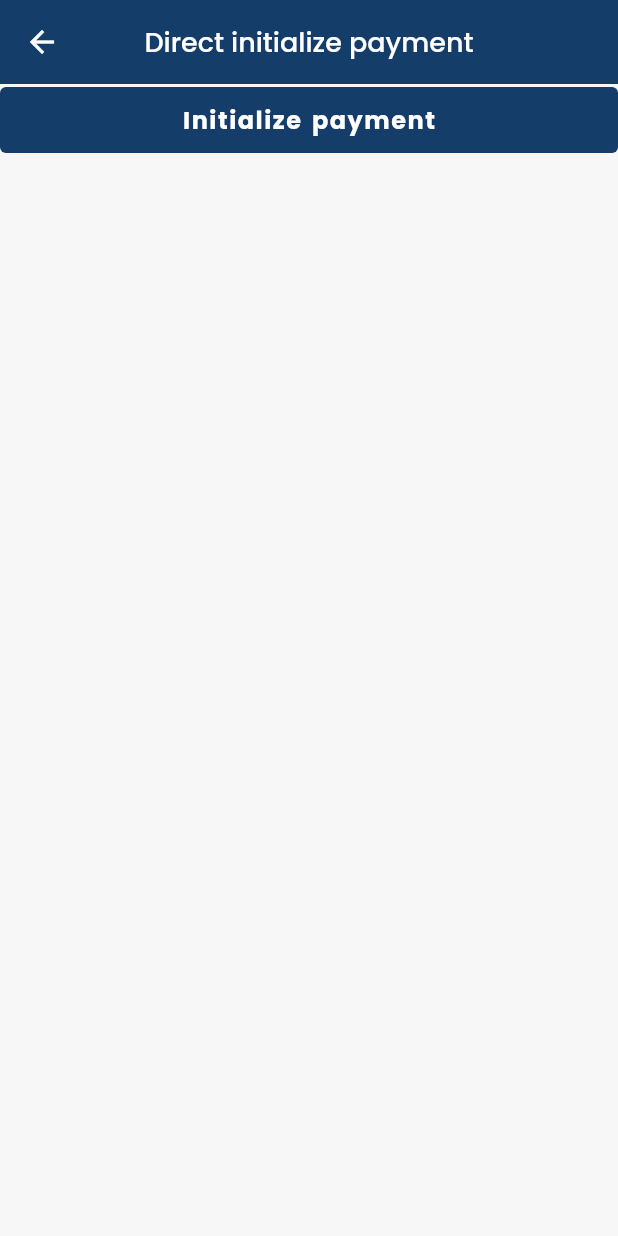
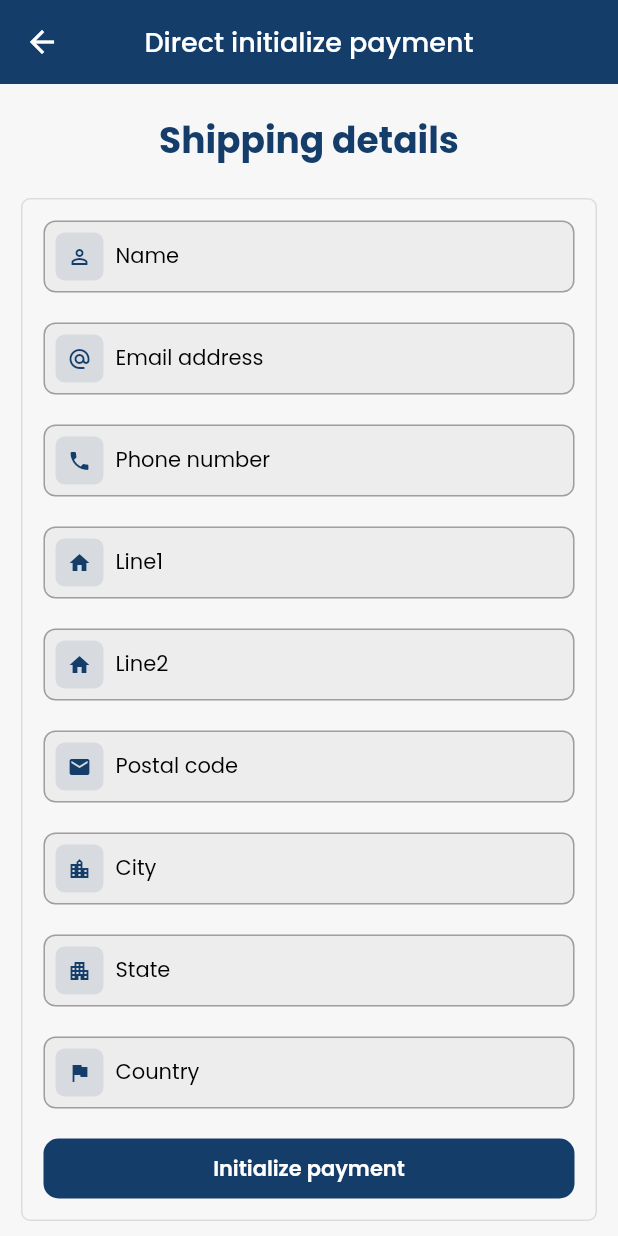
Before and after one commit to sagarstackapp/payment_integration_demo, a Flutter app: the screen it shows after launch, after a tap on "Go", after a tap on "Paymentsheet", after a tap on "Direct initialize payment", on a phone screen of 412 x 824 dp. Run offline on Flutter 3.47's test engine with Material 2 defaults, Android fonts, the light colour scheme and no system bars; missing offline and left inert: flutter_stripe; network calls fail.

Commit message:
Add dynamic fields for payment sheet

```diff
--- /dev/null
+++ b/lib/common/widget/common_elevated_button.dart
@@ -0,0 +1,46 @@
+import 'package:flutter/material.dart';
+import 'package:payment_integration_demo/common/constant/color_constant.dart';
+
+class CommonElevatedButton extends StatelessWidget {
+  final double horizontalMargin;
+  final double width;
+  final VoidCallback? onPressed;
+  final String? buttonName;
+  final double fontSize;
+  final Color textColor;
+  final Color? buttonColor;
+
+  const CommonElevatedButton({
+    Key? key,
+    this.horizontalMargin = 30,
+    this.width = double.infinity,
+    @required this.onPressed,
+    @required this.buttonName,
+    this.fontSize = 14,
+    this.textColor = ColorConstant.white,
+    this.buttonColor,
+  }) : super(key: key);
+
+  @override
+  Widget build(BuildContext context) {
+    return Container(
+      height: 40,
+      margin: EdgeInsets.symmetric(horizontal: horizontalMargin),
+      width: width,
+      child: ElevatedButton(
+        onPressed: onPressed,
+        child: Text(
+          buttonName!,
+          style: TextStyle(
+            fontSize: fontSize,
+            color: textColor,
+            fontWeight: FontWeight.w600,
+          ),
+        ),
+        style: const ButtonStyle().copyWith(
+          backgroundColor: MaterialStateProperty.all(buttonColor),
+        ),
+      ),
+    );
+  }
+}
--- /dev/null
+++ b/lib/common/widget/common_text_form_field.dart
@@ -0,0 +1,86 @@
+import 'package:flutter/material.dart';
+import 'package:flutter/services.dart';
+import 'package:payment_integration_demo/common/constant/color_constant.dart';
+
+class CommonTextFormField extends StatelessWidget {
+  final TextEditingController? controller;
+  final TextInputType? keyboardType;
+  final TextInputAction? textInputAction;
+  final String? hintText;
+  final Color hintTextColor;
+  final IconData? prefixIcon;
+  final Color prefixIconColor;
+  final List<TextInputFormatter>? inputFormatters;
+  final bool readOnly;
+  final bool obscureText;
+  final GestureTapCallback? onTap;
+  final ValueChanged<String>? onChanged;
+  final int maxLines;
+  final bool showSuffixIcon;
+  final IconData? iconsData;
+  final GestureTapCallback? onSuffixTap;
+
+  const CommonTextFormField({
+    Key? key,
+    @required this.controller,
+    @required this.hintText,
+    this.hintTextColor = ColorConstant.black,
+    this.keyboardType = TextInputType.name,
+    this.textInputAction = TextInputAction.next,
+    this.prefixIcon,
+    this.prefixIconColor = ColorConstant.darkBlue,
+    this.inputFormatters,
+    this.readOnly = false,
+    this.obscureText = false,
+    this.onTap,
+    this.onChanged,
+    this.maxLines = 1,
+    this.showSuffixIcon = false,
+    this.iconsData,
+    this.onSuffixTap,
+  }) : super(key: key);
+
+  @override
+  Widget build(BuildContext context) {
+    return TextFormField(
+      controller: controller,
+      keyboardType: keyboardType,
+      textInputAction: textInputAction,
+      readOnly: readOnly,
+      style: TextStyle(
+        color: hintTextColor,
+        fontSize: 14,
+        fontWeight: FontWeight.w400,
+      ),
+      inputFormatters: inputFormatters,
+      obscureText: obscureText,
+      onTap: onTap,
+      onChanged: onChanged,
+      maxLines: maxLines,
+      decoration: InputDecoration(
+        hintText: hintText!,
+        hintStyle: const TextStyle().copyWith(color: hintTextColor),
+        prefixIcon: Container(
+          margin: const EdgeInsets.all(8),
+          padding: const EdgeInsets.all(8),
+          decoration: BoxDecoration(
+            color: prefixIconColor.withOpacity(0.1),
+            borderRadius: BorderRadius.circular(6),
+          ),
+          child: Icon(
+            prefixIcon,
+            size: 16,
+            color: prefixIconColor,
+          ),
+        ),
+        contentPadding: EdgeInsets.zero,
+        suffixIcon: showSuffixIcon
+            ? GestureDetector(
+                onTap: onSuffixTap,
+                child: Icon(iconsData, color: ColorConstant.darkBlue, size: 22),
+              )
+            : const SizedBox(),
+      ),
+    );
+  }
+}
--- /dev/null
+++ b/lib/common/widget/text_form_fields.dart
@@ -0,0 +1,82 @@
+import 'package:flutter/material.dart';
+import 'package:flutter/services.dart';
+import 'package:payment_integration_demo/common/constant/color_constant.dart';
+import 'package:payment_integration_demo/common/widget/common_text_form_field.dart';
+
+CommonTextFormField emailTextFormField(
+    TextEditingController controller, String hintText) {
+  return CommonTextFormField(
+    controller: controller,
+    hintText: hintText,
+    keyboardType: TextInputType.emailAddress,
+    prefixIcon: Icons.alternate_email,
+  );
+}
+
+CommonTextFormField passwordTextFormField(TextEditingController controller,
+    String hintText, bool obscureText, GestureTapCallback onSuffixTap) {
+  return CommonTextFormField(
+    controller: controller,
+    hintText: hintText,
+    keyboardType: TextInputType.visiblePassword,
+    obscureText: obscureText,
+    textInputAction: TextInputAction.done,
+    prefixIcon: Icons.lock_open,
+    onSuffixTap: onSuffixTap,
+    showSuffixIcon: true,
+    iconsData: obscureText ? Icons.visibility : Icons.visibility_off,
+  );
+}
+
+CommonTextFormField nameTextFormField(
+    TextEditingController controller, String hintText,
+    {IconData prefixIcon = Icons.perm_identity_outlined,
+    TextInputType? keyboardType = TextInputType.name,
+    int maxLines = 1}) {
+  return CommonTextFormField(
+    controller: controller,
+    hintText: hintText,
+    keyboardType: keyboardType,
+    prefixIcon: prefixIcon,
+    maxLines: maxLines,
+  );
+}
+
+CommonTextFormField numberTextFormField(
+    TextEditingController controller, String hintText,
+    {int numLimit = 10, IconData prefixIcon = Icons.phone}) {
+  return CommonTextFormField(
+    controller: controller,
+    hintText: hintText,
+    keyboardType: TextInputType.number,
+    inputFormatters: [
+      FilteringTextInputFormatter.digitsOnly,
+      LengthLimitingTextInputFormatter(numLimit),
+    ],
+    prefixIcon: prefixIcon,
+  );
+}
+
+CommonTextFormField searchTextFormField(TextEditingController controller,
+    String hintText, ValueChanged<String> onChanged) {
+  return CommonTextFormField(
+    controller: controller,
+    hintText: hintText,
+    hintTextColor: ColorConstant.white,
+    keyboardType: TextInputType.text,
+    prefixIcon: Icons.search,
+    prefixIconColor: ColorConstant.white,
+    onChanged: onChanged,
+  );
+}
+
+CommonTextFormField calenderTextFormField(TextEditingController controller,
+    String hintText, GestureTapCallback? onTap) {
+  return CommonTextFormField(
+    controller: controller,
+    hintText: hintText,
+    prefixIcon: Icons.calendar_today,
+    onTap: onTap,
+    readOnly: true,
+  );
+}
--- a/lib/main.dart
+++ b/lib/main.dart
@@ -30,12 +30,53 @@ class MyApp extends StatelessWidget {
         scaffoldBackgroundColor: ColorConstant.themeScaffold,
         fontFamily: 'Poppins',
         dividerColor: ColorConstant.transparent,
+        inputDecorationTheme: InputDecorationTheme(
+          hintStyle: TextStyle(
+            color: ColorConstant.black.withOpacity(0.5),
+            fontSize: 12,
+            fontWeight: FontWeight.bold,
+          ),
+          errorStyle: TextStyle(
+            color: ColorConstant.red.withOpacity(0.8),
+            fontSize: 12,
+            fontWeight: FontWeight.w600,
+          ),
+          alignLabelWithHint: true,
+          enabledBorder: OutlineInputBorder(
+            borderRadius: BorderRadius.circular(8),
+            borderSide: const BorderSide(color: ColorConstant.grey),
+          ),
+          border: OutlineInputBorder(
+            borderRadius: BorderRadius.circular(8),
+            borderSide: const BorderSide(color: ColorConstant.grey),
+          ),
+          errorBorder: OutlineInputBorder(
+            borderRadius: BorderRadius.circular(8),
+            borderSide: const BorderSide(color: ColorConstant.red),
+          ),
+          focusedErrorBorder: OutlineInputBorder(
+            borderRadius: BorderRadius.circular(8),
+            borderSide: const BorderSide(color: ColorConstant.red),
+          ),
+          focusedBorder: OutlineInputBorder(
+            borderRadius: BorderRadius.circular(8),
+            borderSide: const BorderSide(color: ColorConstant.grey),
+          ),
+          disabledBorder: OutlineInputBorder(
+            borderRadius: BorderRadius.circular(8),
+            borderSide: const BorderSide(color: ColorConstant.grey),
+          ),
+          isDense: true,
+          iconColor: ColorConstant.white,
+          prefixIconColor: ColorConstant.darkBlue,
+          filled: true,
+        ),
         elevatedButtonTheme: ElevatedButtonThemeData(
           style: ButtonStyle(
             backgroundColor: MaterialStateProperty.all(ColorConstant.darkBlue),
             shape: MaterialStateProperty.all(
               RoundedRectangleBorder(
-                borderRadius: BorderRadius.circular(4),
+                borderRadius: BorderRadius.circular(10),
               ),
             ),
             padding: MaterialStateProperty.all(
--- a/lib/screens/payment_types/stripe_payment/payment_sheet/payment_sheet_screen.dart
+++ b/lib/screens/payment_types/stripe_payment/payment_sheet/payment_sheet_screen.dart
@@ -1,6 +1,9 @@
 import 'package:flutter/material.dart';
 import 'package:flutter_stripe/flutter_stripe.dart';
 import 'package:payment_integration_demo/common/app/app_methods.dart';
+import 'package:payment_integration_demo/common/constant/color_constant.dart';
+import 'package:payment_integration_demo/common/widget/common_elevated_button.dart';
+import 'package:payment_integration_demo/common/widget/text_form_fields.dart';
 import 'package:payment_integration_demo/model/customer_model.dart';
 import 'package:payment_integration_demo/rest_api/payment_sheet/rest_api.dart';
 
@@ -17,6 +20,16 @@ class PaymentSheetScreen extends StatefulWidget {
 }
 
 class PaymentSheetScreenState extends State<PaymentSheetScreen> {
+  final TextEditingController nameController = TextEditingController();
+  final TextEditingController emailController = TextEditingController();
+  final TextEditingController phoneNoController = TextEditingController();
+  final TextEditingController cityController = TextEditingController();
+  final TextEditingController countryController = TextEditingController();
+  final TextEditingController line1Controller = TextEditingController();
+  final TextEditingController line2Controller = TextEditingController();
+  final TextEditingController stateController = TextEditingController();
+  final TextEditingController postalCodeController = TextEditingController();
+
   @override
   Widget build(BuildContext context) {
     logs('Current screen --> $runtimeType');
@@ -29,16 +42,58 @@ class PaymentSheetScreenState extends State<PaymentSheetScreen> {
         physics: const BouncingScrollPhysics(),
         keyboardDismissBehavior: ScrollViewKeyboardDismissBehavior.onDrag,
         children: [
-          ElevatedButton(
-            onPressed: () => paymentInitialize(),
-            child: const Text(
-              'Initialize payment',
-              style: TextStyle(
-                letterSpacing: 1,
-                wordSpacing: 2,
-                fontSize: 16,
-                fontWeight: FontWeight.bold,
-              ),
+          const SizedBox(height: 20),
+          const Text(
+            'Shipping details',
+            textAlign: TextAlign.center,
+            style: TextStyle(
+              color: ColorConstant.darkBlue,
+              fontSize: 24,
+              fontWeight: FontWeight.bold,
+            ),
+          ),
+          const SizedBox(height: 20),
+          Container(
+            padding: const EdgeInsets.all(14),
+            margin: const EdgeInsets.symmetric(horizontal: 14),
+            decoration: BoxDecoration(
+              color: Colors.transparent,
+              border: Border.all(color: const Color(0XFFDDDDDD)),
+              borderRadius: BorderRadius.circular(6),
+            ),
+            child: Column(
+              children: [
+                nameTextFormField(nameController, 'Name'),
+                const SizedBox(height: 20),
+                emailTextFormField(emailController, 'Email address'),
+                const SizedBox(height: 20),
+                numberTextFormField(phoneNoController, 'Phone number',
+                    numLimit: 10),
+                const SizedBox(height: 20),
+                nameTextFormField(line1Controller, 'Line1',
+                    prefixIcon: Icons.home),
+                const SizedBox(height: 20),
+                nameTextFormField(line2Controller, 'Line2',
+                    prefixIcon: Icons.home),
+                const SizedBox(height: 20),
+                numberTextFormField(postalCodeController, 'Postal code',
+                    numLimit: 6, prefixIcon: Icons.local_post_office),
+                const SizedBox(height: 20),
+                nameTextFormField(cityController, 'City',
+                    prefixIcon: Icons.location_city),
+                const SizedBox(height: 20),
+                nameTextFormField(stateController, 'State',
+                    prefixIcon: Icons.apartment),
+                const SizedBox(height: 20),
+                nameTextFormField(countryController, 'Country',
+                    prefixIcon: Icons.flag),
+                const SizedBox(height: 20),
+                CommonElevatedButton(
+                  buttonName: 'Initialize payment',
+                  horizontalMargin: 0,
+                  onPressed: () => paymentInitialize(),
+                ),
+              ],
             ),
           ),
         ],
@@ -47,22 +102,21 @@ class PaymentSheetScreenState extends State<PaymentSheetScreen> {
   }
 
   Future<void> paymentInitialize() async {
-    logs('message --> ${widget.isCustomized}');
     CustomerModel customerModel = await RestServices().createCustomer();
     logs('CustomerModel --> ${customerModel.toJson()}');
     Map<String, dynamic> paymentModel =
         await RestServices().createPaymentIntents();
-    const billingDetails = BillingDetails(
-      email: 'email@stripe.com',
-      phone: '+48888000888',
-      name: 'Stripe demo',
+    final BillingDetails billingDetails = BillingDetails(
+      email: emailController.text,
+      phone: '+91${phoneNoController.text}',
+      name: nameController.text,
       address: Address(
-        city: 'Houston',
-        country: 'US',
-        line1: '1459  Circle Drive',
-        line2: '',
-        state: 'Texas',
-        postalCode: '77063',
+        city: cityController.text,
+        country: countryController.text,
+        line1: line1Controller.text,
+        line2: line2Controller.text,
+        state: stateController.text,
+        postalCode: postalCodeController.text,
       ),
     );
     await Stripe.instance.initPaymentSheet(
```
